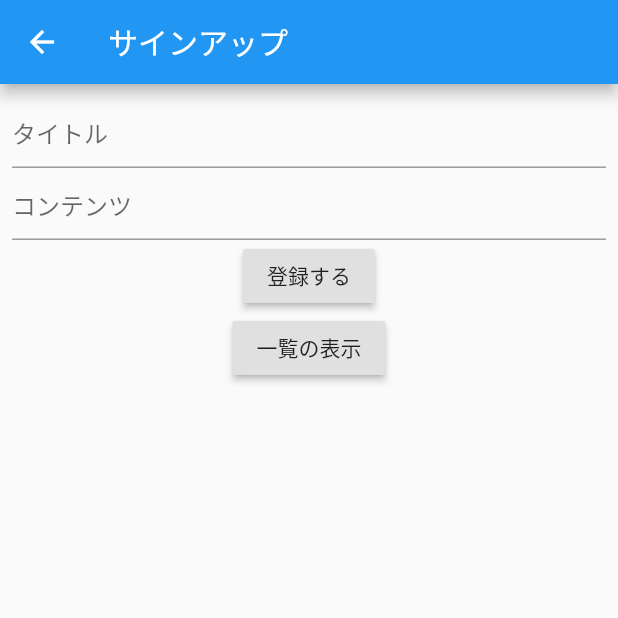
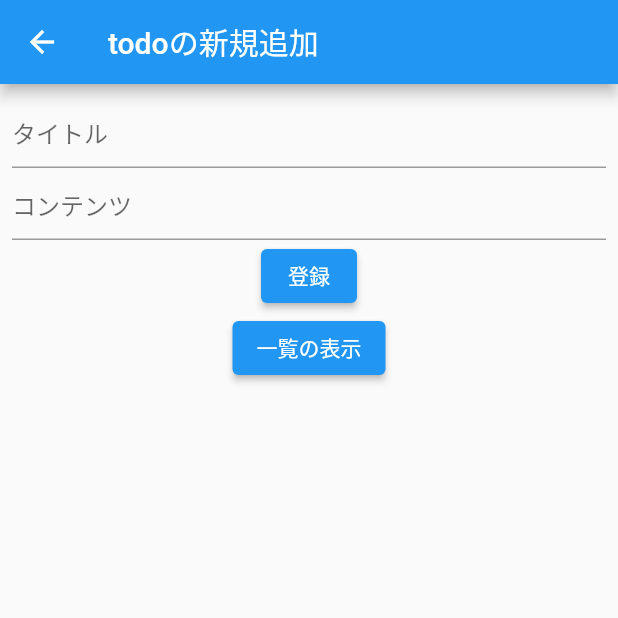
Before and after one commit to totsukaka/testFlutter2, a Flutter app: the screen it shows after launch, after a tap on "moor!", on a phone screen of 412 x 824 dp, the top half of it. Run offline on Flutter 3.47's test engine with Material 2 defaults, Android fonts, the phone set to English and light mode, and no system bars; our stand-ins replace cloud_firestore, firebase_auth, firebase_core, firebase_storage, image_picker, moor and 1 more; accounts and stored records are empty; generated files the repository leaves out were written again.

Commit message:
flutter2.0に更新した際のソース修正 ローカルDBのdelete、update機能を追加

```diff
--- a/lib/database/db.dart
+++ b/lib/database/db.dart
@@ -49,11 +49,20 @@ class MyDatabase extends _$MyDatabase {
   }
 
   Future<int> addTodoEntry(TodosCompanion entry) {
-    print('database_____!!!!');
     return into(todos).insert(entry);
   }
 
   Future<List<Todo>> getAllTodoEntries() {
     return select(todos).get();
   }
+
+  /// 変更された行数を返す
+  Future<int> updateTodo(int id, TodosCompanion todo) {
+    return (update(todos)..where((it) => it.id.equals(id))).write(todo);
+  }
+
+  /// 変更された行数を返す
+  Future<int> deleteTodo(int id) {
+    return (delete(todos)..where((it) => it.id.equals(id))).go();
+  }
 }
--- a/lib/presentation/add_book/add_book_model.dart
+++ b/lib/presentation/add_book/add_book_model.dart
@@ -50,7 +50,6 @@ class AddBookModel extends ChangeNotifier {
       imageURL = await _uploadImage();
     }
 
-    print('updateBook');
     if (bookTitle.isEmpty) {
       updateBookTitle = book.title;
     } else {
--- a/lib/presentation/add_book/add_book_page.dart
+++ b/lib/presentation/add_book/add_book_page.dart
@@ -52,7 +52,7 @@ class AddBookPage extends StatelessWidget {
                         model.bookTitle = text;
                       },
                     ),
-                    RaisedButton(
+                    ElevatedButton(
                       child: Text(isUpdate ? '更新する' : '追加する'),
                       onPressed: () async {
                         model.startLoading();
--- a/lib/presentation/main/main.dart
+++ b/lib/presentation/main/main.dart
@@ -4,7 +4,7 @@ import 'package:flutter_app3/database/db.dart';
 import 'package:flutter_app3/presentation/book_list/book_list_page.dart';
 import 'package:flutter_app3/presentation/login/login_page.dart';
 import 'package:flutter_app3/presentation/main/main_model.dart';
-import 'package:flutter_app3/presentation/moor_list/moor_page.dart';
+import 'package:flutter_app3/presentation/moor_list/todo_add_page.dart';
 import 'package:flutter_app3/presentation/signup/signup_page.dart';
 import 'package:provider/provider.dart';
 
@@ -37,8 +37,8 @@ class MyApp extends StatelessWidget {
                     fontSize: 30,
                   ),
                 ),
-                RaisedButton(
-                  child: Text('本一覧'),
+                ElevatedButton(
+                  child: Text('ラーメン図鑑'),
                   onPressed: () {
                     Navigator.push(
                       context,
@@ -46,8 +46,16 @@ class MyApp extends StatelessWidget {
                     );
                   },
                 ),
-                RaisedButton(
-                  child: Text('サインイン'),
+                ElevatedButton(
+                  style: ButtonStyle(
+                    backgroundColor:
+                        MaterialStateProperty.all<Color>(Colors.brown),
+                    shape: MaterialStateProperty.all<OutlinedBorder>(
+                        RoundedRectangleBorder(
+                      borderRadius: BorderRadius.all(Radius.circular(20.0)),
+                    )),
+                  ),
+                  child: Text('登録'),
                   onPressed: () {
                     Navigator.push(
                       context,
@@ -55,7 +63,7 @@ class MyApp extends StatelessWidget {
                     );
                   },
                 ),
-                RaisedButton(
+                ElevatedButton(
                   child: Text('ログイン'),
                   onPressed: () {
                     Navigator.push(
@@ -64,12 +72,12 @@ class MyApp extends StatelessWidget {
                     );
                   },
                 ),
-                RaisedButton(
+                ElevatedButton(
                   child: Text('moor!'),
                   onPressed: () {
                     Navigator.push(
                       context,
-                      MaterialPageRoute(builder: (context) => MoorListPage()),
+                      MaterialPageRoute(builder: (context) => TodoAddPage()),
                     );
                   },
                 )
--- a/lib/presentation/moor_list/moor_model.dart
+++ /dev/null
@@ -1,39 +0,0 @@
-import 'package:flutter/material.dart';
-import 'package:flutter_app3/database/db.dart';
-import 'package:flutter_app3/presentation/main/main.dart';
-import 'package:moor_flutter/moor_flutter.dart';
-
-class MoorModel extends ChangeNotifier {
-  // MyDatabase myDatabase;
-  String title = '';
-  String content = '';
-  // final myDatabase = MyDatabase();
-
-  Future registerToMoor() async {
-    if (title.isEmpty) {
-      throw ('タイトルを入力してください');
-    }
-
-    if (content.isEmpty) {
-      throw ('コンテンツを入力してください');
-    }
-
-    print('タイトル：$title');
-    print('コンテンツ：$content');
-
-    int result = await database.addTodoEntry(
-      TodosCompanion(
-        title: Value(title),
-        content: Value(content),
-      ),
-    );
-  }
-
-  Future printToMoor() async {
-    List<Todo> todoList = await database.getAllTodoEntries();
-
-    for (int i = 0; i < todoList.length; i++) {
-      print(todoList[i]);
-    }
-  }
-}
--- a/lib/presentation/moor_list/moor_page.dart
+++ b/lib/presentation/moor_list/todo_add_page.dart
@@ -1,21 +1,34 @@
 import 'package:flutter/material.dart';
+import 'package:flutter_app3/database/db.dart';
 import 'package:provider/provider.dart';
 
-import 'moor_model.dart';
+import 'moor_list_page.dart';
+import 'todo_model.dart';
 
-class MoorListPage extends StatelessWidget {
+class TodoAddPage extends StatelessWidget {
+  TodoAddPage({this.todo});
+  final Todo todo;
+
   @override
   Widget build(BuildContext context) {
     final titleController = TextEditingController();
     final contentController = TextEditingController();
 
-    return ChangeNotifierProvider<MoorModel>(
-      create: (_) => MoorModel(),
+    /// 新規(false)か更新(true)か
+    final bool updateFlag = todo != null;
+
+    if (updateFlag) {
+      titleController.text = todo.title;
+      contentController.text = todo.content;
+    }
+
+    return ChangeNotifierProvider<TodoModel>(
+      create: (_) => TodoModel(),
       child: Scaffold(
         appBar: AppBar(
-          title: Text('サインアップ'),
+          title: Text(updateFlag ? 'todoの編集' : 'todoの新規追加'),
         ),
-        body: Consumer<MoorModel>(builder: (context, model, child) {
+        body: Consumer<TodoModel>(builder: (context, model, child) {
           return Padding(
             padding: const EdgeInsets.all(8.0),
             child: Column(
@@ -34,27 +47,35 @@ class MoorListPage extends StatelessWidget {
                     model.content = text;
                   },
                 ),
-                RaisedButton(
-                  child: Text('登録する'),
+                ElevatedButton(
+                  child: Text(updateFlag ? '更新' : '登録'),
                   onPressed: () async {
                     try {
-                      await model.registerToMoor();
-                      _showDialog(context, '登録完了しました');
+                      model.startLoading();
+
+                      if (updateFlag) {
+                        ///更新
+                        await model.updateToMoor(todo.id, todo);
+                      } else {
+                        ///登録
+                        await model.registerToMoor();
+                      }
+                      model.endLoading();
+
+                      _showMordal(context, '登録完了しました');
                     } catch (e) {
-                      _showDialog(context, e.toString());
+                      _showMordal(context, e.toString());
                       print(e);
                     }
                   },
                 ),
-                RaisedButton(
+                ElevatedButton(
                   child: Text('一覧の表示'),
-                  onPressed: () async {
-                    try {
-                      await model.printToMoor();
-                    } catch (e) {
-                      _showDialog(context, e.toString());
-                      print(e);
-                    }
+                  onPressed: () {
+                    Navigator.push(
+                      context,
+                      MaterialPageRoute(builder: (context) => MoorListPage()),
+                    );
                   },
                 ),
               ],
@@ -65,7 +86,7 @@ class MoorListPage extends StatelessWidget {
     );
   }
 
-  Future _showDialog(BuildContext context, String title) {
+  Future _showMordal(BuildContext context, String title) {
     showDialog(
       context: context,
       barrierDismissible: false, // user must tap button!
```
Also changed, not shown: lib/presentation/moor_list/moor_list_model.dart (added, +25 -0 lines), lib/presentation/moor_list/moor_list_page.dart (added, +100 -0 lines), lib/presentation/moor_list/todo_model.dart (added, +78 -0 lines), pubspec.yaml (+9 -9 lines), pubspec.lock.
